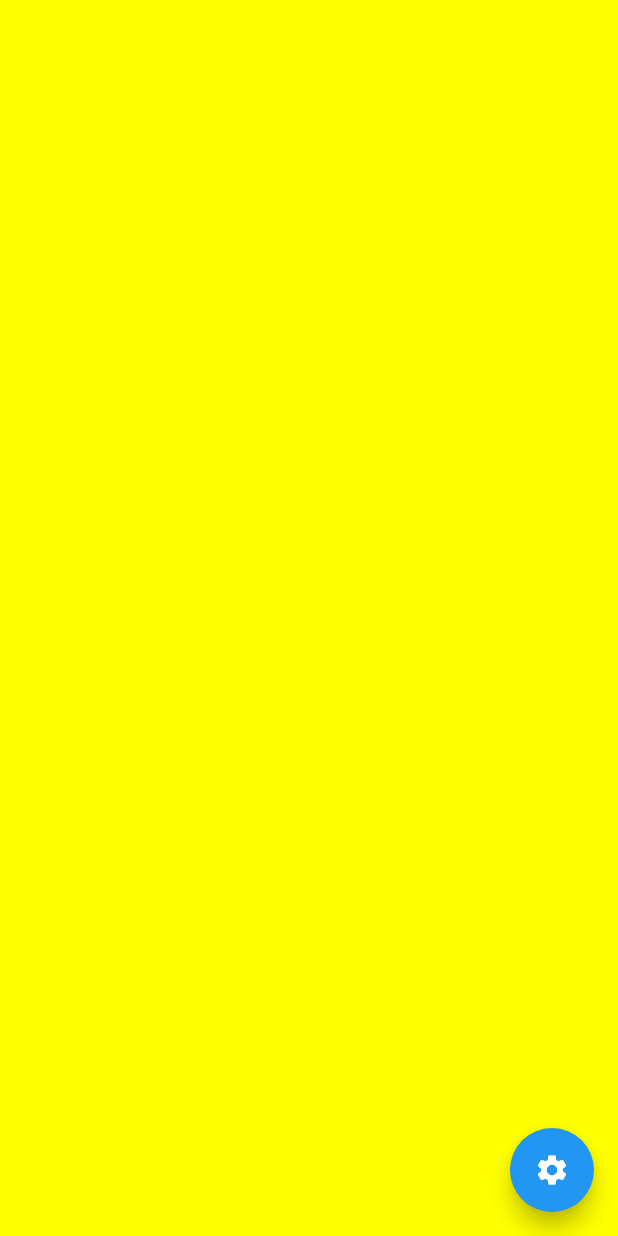
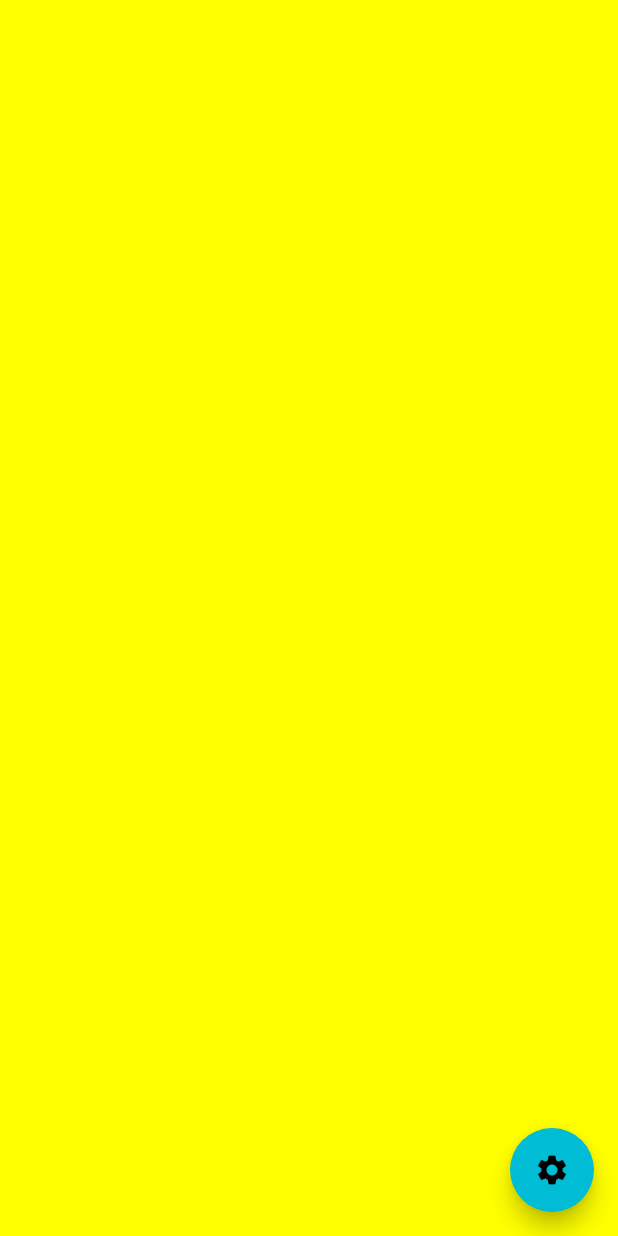
Before and after one commit to zeratulspc/ranco, a Flutter app: the screen it shows after launch, on a phone screen of 412 x 824 dp. Run offline on Flutter 3.47's test engine with Material 2 defaults, Android fonts, the phone set to English and light mode, and no system bars; our stand-ins replace card_swiper, get.

Commit message:
색상 변경

```diff
--- a/lib/main.dart
+++ b/lib/main.dart
@@ -14,8 +14,9 @@ class Ranco extends StatelessWidget {
     return GetMaterialApp(
       title: 'Ranco',
       theme: ThemeData(
-        primarySwatch: Colors.blue,
+        primarySwatch: Colors.cyan,
       ),
+      debugShowCheckedModeBanner: false,
       home: HomePage(),
     );
   }
```
